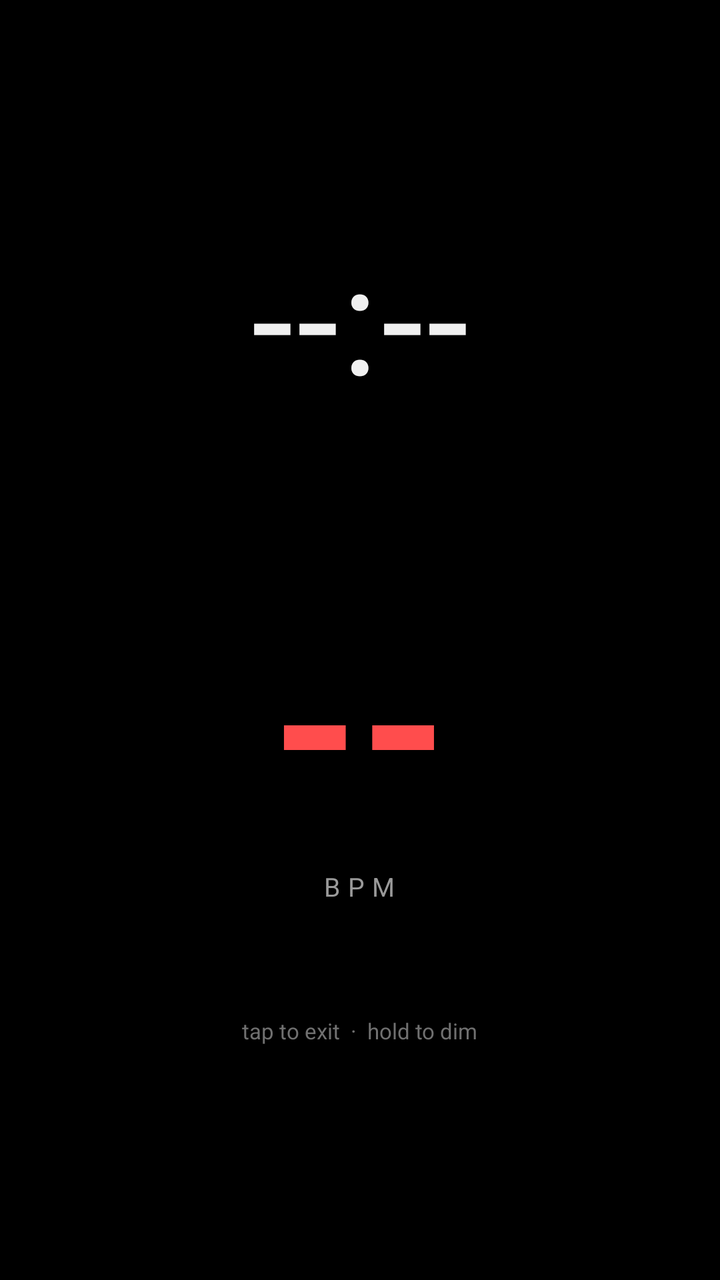
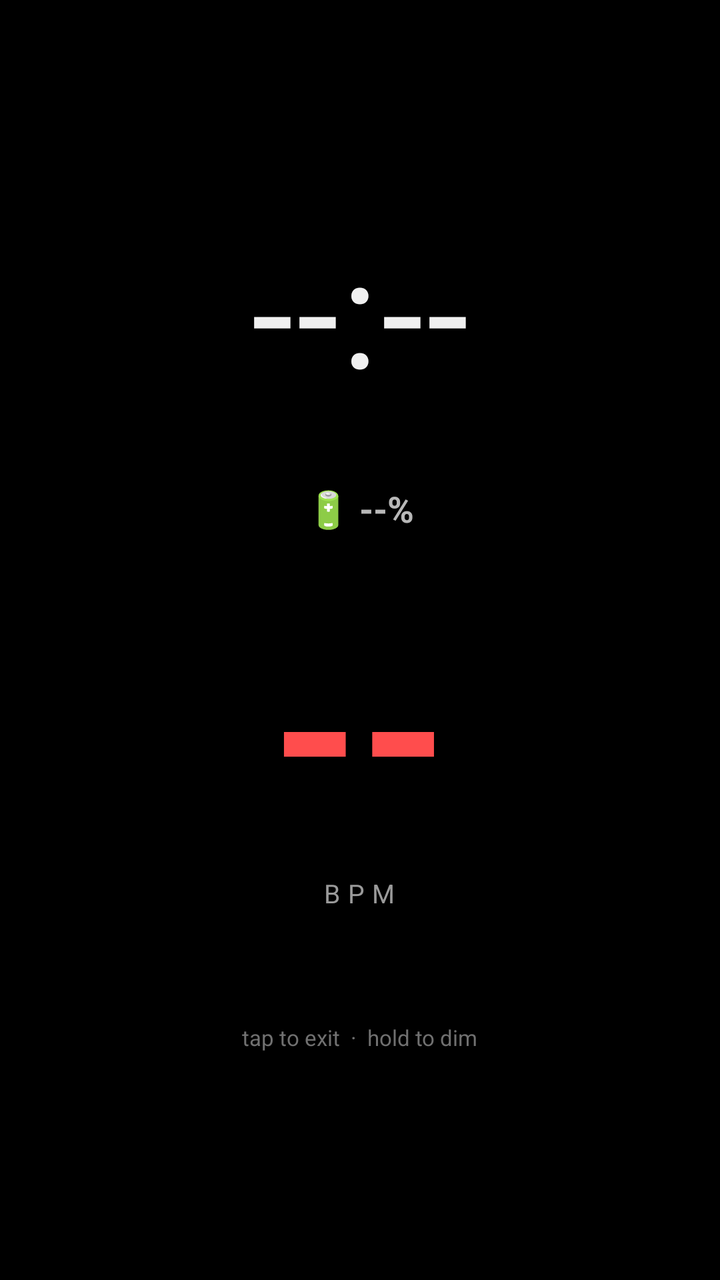

The first picture is an Android layout as it rendered before a commit; the second is the same layout after the commit. The layout source and the unified diff follow.
<!-- AndroidManifest.xml: activity theme AodTheme -->
<!-- res/layout/activity_aod.xml -->
<?xml version="1.0" encoding="utf-8"?>
<FrameLayout xmlns:android="http://schemas.android.com/apk/res/android"
    android:layout_width="match_parent"
    android:layout_height="match_parent"
    android:background="#000000">

    <LinearLayout
        android:id="@+id/aodRoot"
        android:layout_width="match_parent"
        android:layout_height="match_parent"
        android:background="#000000"
        android:orientation="vertical"
        android:gravity="center"
        android:clickable="true"
        android:focusable="true"
        android:contentDescription="Always-on heart rate display. Tap to exit.">

        
        <TextView
            android:id="@+id/clockText"
            android:layout_width="wrap_content"
            android:layout_height="wrap_content"
            android:text="--:--"
            android:textSize="76sp"
            android:textColor="#F0F0F0"
            android:letterSpacing="0.02"
            android:includeFontPadding="false" />

        <TextView
            android:id="@+id/dateText"
            android:layout_width="wrap_content"
            android:layout_height="wrap_content"
            android:text=""
            android:textSize="14sp"
            android:textColor="#9A9A9A"
            android:layout_marginTop="6dp" />

        
        <TextView
            android:id="@+id/batteryText"
            android:layout_width="wrap_content"
            android:layout_height="wrap_content"
            android:text=""
            android:textSize="13sp"
            android:textColor="#8AC08A"
            android:gravity="center"
            android:layout_marginTop="10dp"
            android:layout_marginBottom="40dp" />

        
        <TextView
            android:id="@+id/aodBpmText"
            android:layout_width="wrap_content"
            android:layout_height="wrap_content"
            android:text="--"
            android:textSize="112sp"
            android:textStyle="bold"
            android:textColor="#FF4D4D"
            android:includeFontPadding="false" />

        <TextView
            android:id="@+id/aodBpmLabel"
            android:layout_width="wrap_content"
            android:layout_height="wrap_content"
            android:text="BPM"
            android:textSize="13sp"
            android:letterSpacing="0.3"
            android:textColor="#9A9A9A"
            android:layout_marginTop="4dp" />

        <TextView
            android:id="@+id/aodHint"
            android:layout_width="wrap_content"
            android:layout_height="wrap_content"
            android:text="tap to exit  ·  hold to dim"
            android:textSize="11sp"
            android:textColor="#707070"
            android:layout_marginTop="56dp" />

    </LinearLayout>

</FrameLayout>
<!-- resources referenced by this layout -->
<resources>
  <style name="AodTheme" parent="Theme.MaterialComponents.NoActionBar">
          <item name="android:windowBackground">#000000</item>
          <item name="android:statusBarColor">#000000</item>
          <item name="android:navigationBarColor">#000000</item>
          <item name="android:windowFullscreen">true</item>
          <item name="android:windowContentTransitions">false</item>
      </style>
</resources>

<!-- the commit's change to res/layout/activity_aod.xml (unified diff, before → after) -->
@@ -40,12 +40,13 @@
             android:id="@+id/batteryText"
             android:layout_width="wrap_content"
             android:layout_height="wrap_content"
-            android:text=""
-            android:textSize="13sp"
-            android:textColor="#8AC08A"
+            android:text="🔋 --%"
+            android:textSize="18sp"
+            android:textStyle="bold"
+            android:textColor="#B8B8B8"
             android:gravity="center"
-            android:layout_marginTop="10dp"
-            android:layout_marginBottom="40dp" />
+            android:layout_marginTop="14dp"
+            android:layout_marginBottom="36dp" />
 
         
         <TextView
